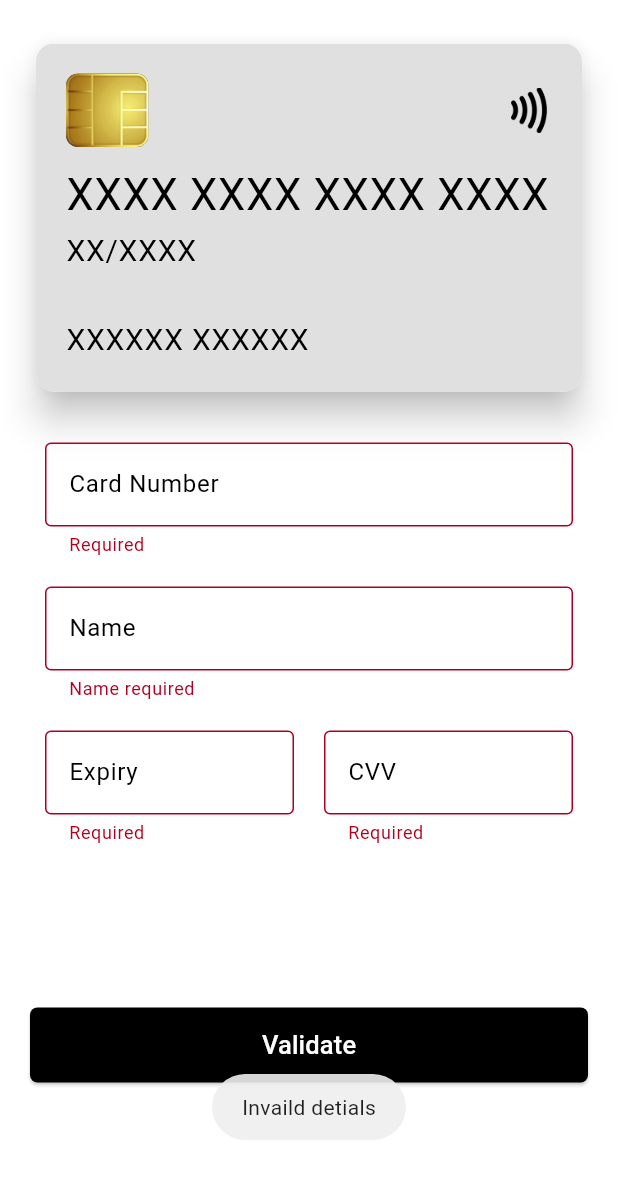
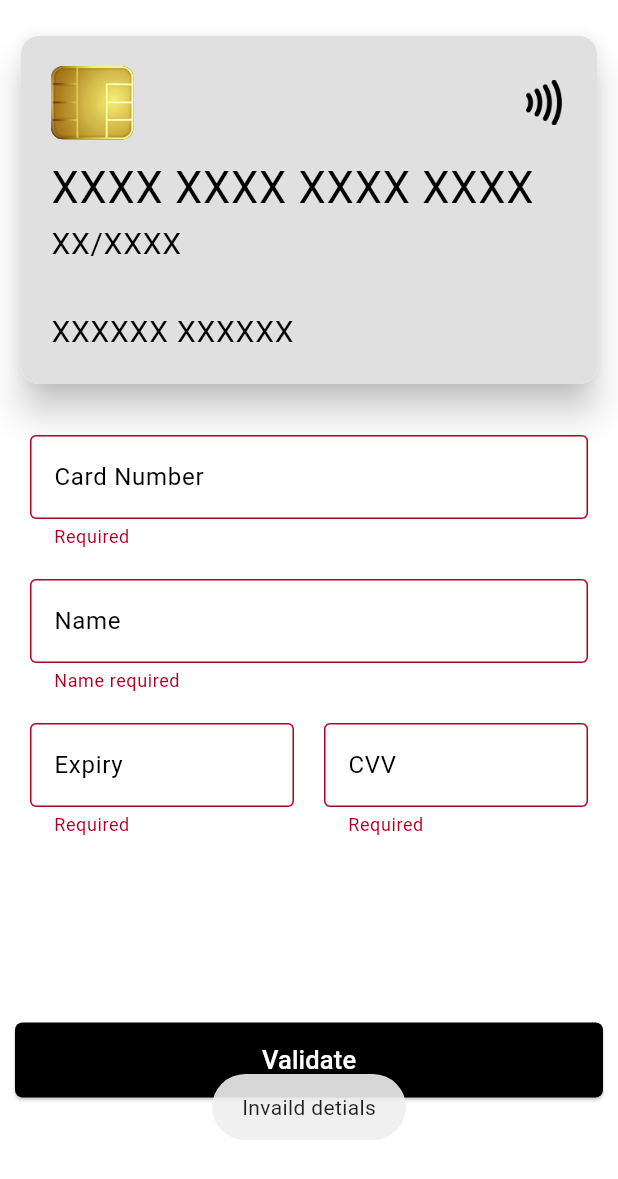
Before and after one commit to vinay416/cards-walllet, a Flutter app: the AddCardView widget shown alone on an empty page, opened directly, after a tap on "Validate", on a phone screen of 412 x 824 dp. Shown: the top 1179 px of the screen. Run offline on Flutter 3.47's test engine with Material 3 defaults, Android fonts, the phone set to English and light mode, and no system bars; our stand-ins replace flutter_secure_storage, fluttertoast, local_auth, mask_text_input_formatter, shimmer; missing offline and left inert: flutter_jailbreak_detection, loading_animations, local_auth_android, local_auth_darwin, secure_application; accounts and stored records are empty.

Commit message:
phase 1 done

```diff
--- a/lib/add_card/add_card_view.dart
+++ b/lib/add_card/add_card_view.dart
@@ -1,11 +1,10 @@
-import 'package:flutter/cupertino.dart';
 import 'package:flutter/material.dart';
-import 'package:flutter/widgets.dart';
 import 'package:fluttertoast/fluttertoast.dart';
 import 'package:provider/provider.dart';
 import 'package:security/card_view/card_view_animation.dart';
 import 'package:security/model/card_data_model.dart';
 import 'package:security/add_card/card_view.dart';
+import 'package:security/overlay/overlay_loader_mixin.dart';
 import 'package:security/view_model/cards_view_model.dart';
 
 import 'widgets/card_cvv_textfield.dart';
@@ -36,7 +35,7 @@ class AddCardView extends StatefulWidget {
   State<AddCardView> createState() => _AddCardViewState();
 }
 
-class _AddCardViewState extends State<AddCardView> {
+class _AddCardViewState extends State<AddCardView> with OverlayLoaderMixin {
   final formKey = GlobalKey<FormState>();
   final CardController cardController = CardController();
   late CardsViewModel vm;
@@ -54,11 +53,14 @@ class _AddCardViewState extends State<AddCardView> {
   @override
   Widget build(BuildContext context) {
     return GestureDetector(
-      onTap: () => FocusScope.of(context).unfocus(),
+      onTap: () {
+        FocusScope.of(context).unfocus();
+        showFront();
+      },
       child: FractionallySizedBox(
         heightFactor: 0.90,
         child: Padding(
-          padding: const EdgeInsets.all(20).copyWith(top: 5),
+          padding: const EdgeInsets.all(10).copyWith(top: 20),
           child: buildForm(),
         ),
       ),
@@ -70,7 +72,6 @@ class _AddCardViewState extends State<AddCardView> {
       key: formKey,
       child: Column(
         children: [
-          const SizedBox(height: 20),
           CardView(cardController: cardController),
           const SizedBox(height: 20),
           buildFields(),
@@ -86,7 +87,7 @@ class _AddCardViewState extends State<AddCardView> {
       flex: 5,
       child: SingleChildScrollView(
         child: Padding(
-          padding: EdgeInsets.all(10),
+          padding: const EdgeInsets.all(10),
           child: Column(
             children: [
               CardNoTextField(onTap: showFront),
@@ -112,6 +113,7 @@ class _AddCardViewState extends State<AddCardView> {
 
   Widget buildLastRow() {
     return Row(
+      crossAxisAlignment: CrossAxisAlignment.start,
       children: [
         Expanded(
           child: CardExpiryTextField(onTap: showFront),
@@ -138,17 +140,7 @@ class _AddCardViewState extends State<AddCardView> {
           backgroundColor: const WidgetStatePropertyAll(Colors.black),
           foregroundColor: const WidgetStatePropertyAll(Colors.white),
         ),
-        onPressed: () {
-          final isValid = formKey.currentState?.validate() ?? false;
-          if (!isValid) {
-            Fluttertoast.cancel();
-            Fluttertoast.showToast(msg: "Invaild detials");
-            return;
-          }
-          vm.addCard(vm.newCard);
-          Fluttertoast.showToast(msg: "Card saved");
-          Navigator.pop(context);
-        },
+        onPressed: onTap,
         child: const Text(
           "Validate",
           style: TextStyle(fontSize: 17),
@@ -156,4 +148,22 @@ class _AddCardViewState extends State<AddCardView> {
       ),
     );
   }
+
+  void onTap() async {
+    showFront();
+    final isValid = formKey.currentState?.validate() ?? false;
+    if (!isValid) {
+      Fluttertoast.cancel();
+      Fluttertoast.showToast(msg: "Invaild detials");
+      return;
+    }
+    showFullLoader(context);
+    final (success, _) = await vm.addCard(vm.newCard);
+    Fluttertoast.showToast(
+      msg: success ? "Card saved" : "Card save failed",
+    );
+    hideFullLoader();
+    if (!success) return;
+    Navigator.pop(context);
+  }
 }
--- a/lib/add_card/widgets/card_expiry_textfield.dart
+++ b/lib/add_card/widgets/card_expiry_textfield.dart
@@ -41,7 +41,7 @@ class _CardExpiryTextFieldState extends State<CardExpiryTextField> {
         if (value.isEmpty) return "Required";
         final slashIndex = value.indexOf('/');
         final dateStr = value.substring(0, slashIndex);
-        final yearStr = value.substring(slashIndex, value.length - 1);
+        final yearStr = value.substring(slashIndex + 1, value.length);
         final bool isValid = isDateValid(dateStr) && isYearValid(yearStr);
         if (!isValid) {
           return "Expiry not valid";
--- a/lib/card_view/widgets/card_type_asset.dart
+++ b/lib/card_view/widgets/card_type_asset.dart
@@ -1,17 +1,14 @@
 import 'package:flutter/widgets.dart';
-import 'package:provider/provider.dart';
 import 'package:security/core/card_type_detector.dart';
-import 'package:security/view_model/cards_view_model.dart';
+import 'package:security/model/card_data_model.dart';
 
 class CardTypeAsset extends StatelessWidget with CardTypeDetectorMixin {
-  const CardTypeAsset({super.key});
+  const CardTypeAsset({super.key, required this.cardDetails});
+  final CardDataModel cardDetails;
 
   @override
   Widget build(BuildContext context) {
-    return Selector<CardsViewModel, String>(
-      selector: (p0, p1) => p1.newCard.cardNo,
-      builder: (context, data, _) {
-        final card = getCardType(data);
+    final card = getCardType(cardDetails.cardNo);
     if (card == null) return const SizedBox.shrink();
     return SizedBox(
       height: 50,
@@ -20,7 +17,5 @@ class CardTypeAsset extends StatelessWidget with CardTypeDetectorMixin {
         "assets/${card.asset}.png",
       ),
     );
-      },
-    );
   }
 }
--- a/lib/card_view/widgets/front_card_view.dart
+++ b/lib/card_view/widgets/front_card_view.dart
@@ -40,7 +40,7 @@ class FrontCardView extends StatelessWidget with CardTypeDetectorMixin {
           children: [
             Expanded(child: buildCardName()),
             const SizedBox(width: 20),
-            const CardTypeAsset(),
+            CardTypeAsset(cardDetails: cardDetails),
           ],
         ),
       ],
@@ -48,43 +48,59 @@ class FrontCardView extends StatelessWidget with CardTypeDetectorMixin {
   }
 
   Widget buildCardNo() {
+    final card = getCardType(cardDetails.cardNo);
     return TextFormField(
       controller: TextEditingController(text: cardDetails.cardNo),
       readOnly: true,
-      decoration: const InputDecoration(
+      decoration: InputDecoration(
         border: InputBorder.none,
         hintText: "XXXX XXXX XXXX XXXX",
+        hintStyle: TextStyle(color: cardTextColor(card)),
         isCollapsed: true,
       ),
-      style: const TextStyle(fontSize: 29),
+      style: TextStyle(
+        fontSize: 29,
+        color: cardTextColor(card),
+      ),
     );
   }
 
   Widget buildCardExpiry() {
+    final card = getCardType(cardDetails.cardNo);
     return TextFormField(
       controller: TextEditingController(text: cardDetails.expiry),
       readOnly: true,
-      decoration: const InputDecoration(
+      decoration: InputDecoration(
         border: InputBorder.none,
         hintText: "XX/XXXX",
         isCollapsed: true,
+        hintStyle: TextStyle(color: cardTextColor(card)),
       ),
-      style: const TextStyle(fontSize: 20),
+      style: TextStyle(
+        fontSize: 20,
+        color: cardTextColor(card),
+      ),
     );
   }
 
   Widget buildCardName() {
+    final card = getCardType(cardDetails.cardNo);
+    final name = cardDetails.name.toUpperCase();
     return TextFormField(
-      controller: TextEditingController(text: cardDetails.name),
+      controller: TextEditingController(text: name),
       readOnly: true,
       maxLines: 2,
       minLines: 1,
-      decoration: const InputDecoration(
+      decoration: InputDecoration(
         border: InputBorder.none,
         hintText: "XXXXXX XXXXXX",
         isCollapsed: true,
+        hintStyle: TextStyle(color: cardTextColor(card)),
       ),
-      style: const TextStyle(fontSize: 20),
+      style: TextStyle(
+        fontSize: 20,
+        color: cardTextColor(card),
+      ),
     );
   }
 
--- a/lib/core/card_type_detector.dart
+++ b/lib/core/card_type_detector.dart
@@ -101,4 +101,15 @@ mixin CardTypeDetectorMixin {
     }
     return color;
   }
+
+  Color cardTextColor(CardType? type) {
+    Color color = Colors.black;
+    switch (type) {
+      case CardType.AmericanExpress:
+        color = Colors.white;
+        break;
+      default:
+    }
+    return color;
+  }
 }
--- a/pubspec.yaml
+++ b/pubspec.yaml
@@ -12,6 +12,7 @@ dependencies:
   flutter_jailbreak_detection: ^1.10.0
   flutter_secure_storage: ^9.2.2
   fluttertoast: ^8.2.8
+  loading_animations: ^2.2.0
   local_auth: ^2.1.6
   mask_text_input_formatter: ^2.9.0
   provider: ^6.1.2
```
Also changed, not shown: lib/all_cards/all_cards_builder.dart (+40 -1 lines), lib/card_view/widgets/back_card_view.dart (+13 -5 lines), lib/core/cards_local_storage.dart (+30 -29 lines), lib/overlay/overlay_loader_mixin.dart (added, +29 -0 lines), pubspec.lock. Lines whose indentation alone changed are shown as unchanged.
